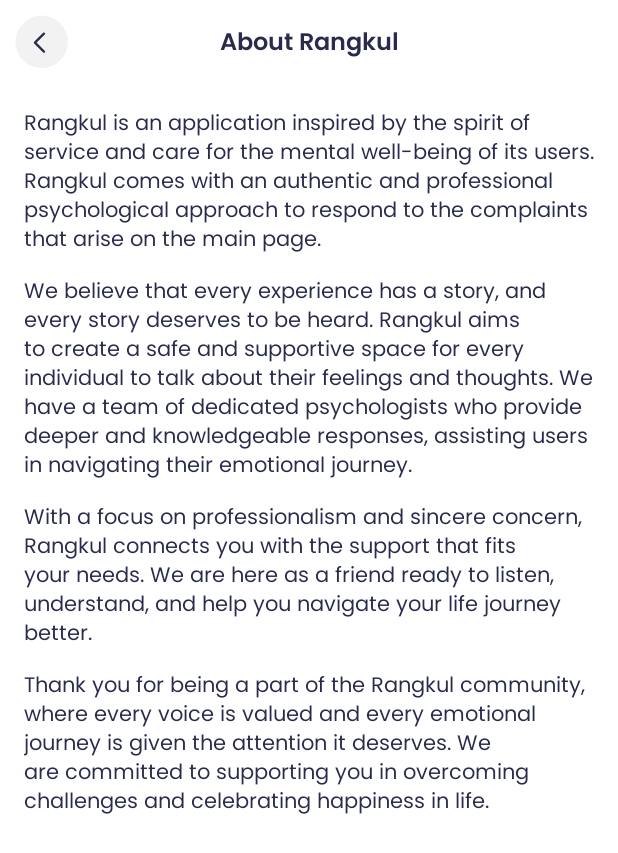
After one commit to adityabudimansyah/Rangkul, an Android app: the AboutActivity screen opened directly, with no data from a screen before it, on a phone screen of 412 x 824 dp. The commit adds this screen. Shown: the top 853 px of the screen. Run offline under Robolectric (Android 15) with nearby library versions, the phone set to English and light mode, and no system bars.

Commit message:
Rangkul Final

```diff
--- a/app/src/main/AndroidManifest.xml
+++ b/app/src/main/AndroidManifest.xml
@@ -13,6 +13,9 @@
         android:supportsRtl="true"
         android:theme="@style/Theme.Rangkul"
         tools:targetApi="tiramisu">
+        <activity
+            android:name=".ui.profile.AboutActivity"
+            android:exported="false" />
         <activity
             android:name=".ui.search.SearchAccountActivity"
             android:exported="false" />
--- a/app/src/main/java/com/example/rangkul/data/model/UserData.kt
+++ b/app/src/main/java/com/example/rangkul/data/model/UserData.kt
@@ -18,5 +18,4 @@
     var gender: String? = null,
     var birthDate: Date? = null,
     val badge: String = "",
-    var telephone: Long? = null,
 ): Parcelable
--- a/app/src/main/java/com/example/rangkul/ui/comment/CommentOptionsBottomSheetFragment.kt
+++ b/app/src/main/java/com/example/rangkul/ui/comment/CommentOptionsBottomSheetFragment.kt
@@ -312,21 +312,21 @@
             binding.tvReport.hide()
             binding.tvLikeCountVisibility.hide()
             binding.tvCommentVisibility.hide()
-            binding.tvEditPost.hide()
+//            binding.tvEditPost.hide()
             binding.tvDelete.show()
         } else if (objectPost.type == "Anonymous" && objectPost.createdBy == objectComment.commentedBy ) {
             binding.tvFollow.hide()
             binding.tvSeeAccount.hide()
             binding.tvLikeCountVisibility.hide()
             binding.tvCommentVisibility.hide()
-            binding.tvEditPost.hide()
+//            binding.tvEditPost.hide()
             binding.tvReport.show()
             binding.tvDelete.hide()
         } else {
             binding.tvFollow.show()
             binding.tvSeeAccount.show()
             binding.tvReport.show()
-            binding.tvEditPost.hide()
+//            binding.tvEditPost.hide()
             binding.tvDelete.hide()
             binding.tvLikeCountVisibility.hide()
             binding.tvCommentVisibility.hide()
--- a/app/src/main/java/com/example/rangkul/ui/createpost/SelectCategoryActivity.kt
+++ b/app/src/main/java/com/example/rangkul/ui/createpost/SelectCategoryActivity.kt
@@ -35,14 +35,13 @@
             intent.putExtra("SELECTED_CATEGORY", selectedCategory)
             startActivity(intent)
         }
-
     }
 
     private fun setupChip() {
         val categoryList =
             arrayListOf("Mental Health", "Body Shaming", "Depression", "Bullying", "Harassment", "Abuse",
             "Addiction", "Health", "Work", "Education", "Family", "Anxiety", "Personality", "Discrimination",
-            "Racist", "Friends", "Sara", "Relationships", "Financial", "Traumatic", "Others")
+            "Racist", "Friends", "Sara", "Relationship", "Financial", "Traumatic", "Others")
         for (name in categoryList) {
             val chip = createChip(name)
             binding.chipGroupCategory.addView(chip)
--- a/app/src/main/java/com/example/rangkul/ui/post/PostOptionsBottomSheetFragment.kt
+++ b/app/src/main/java/com/example/rangkul/ui/post/PostOptionsBottomSheetFragment.kt
@@ -303,7 +303,7 @@
     private fun setOptionsVisibility() {
         if (objectPost.createdBy == currentUserData().userId) {
             binding.tvDelete.show()
-            binding.tvEditPost.hide()
+//            binding.tvEditPost.hide()
             binding.tvLikeCountVisibility.hide() //ubah dari show ke hide untuk skripsi
             binding.tvCommentVisibility.hide() //ubah dari show ke hide untuk skripsi
             binding.tvReport.hide()
@@ -311,7 +311,7 @@
             binding.tvSeeAccount.hide()
         } else if (objectPost.type == "Anonymous") {
             binding.tvDelete.hide()
-            binding.tvEditPost.hide()
+//            binding.tvEditPost.hide()
             binding.tvLikeCountVisibility.hide()
             binding.tvCommentVisibility.hide()
             binding.tvReport.show()
@@ -320,7 +320,7 @@
         }
         else {
             binding.tvDelete.hide()
-            binding.tvEditPost.hide()
+//            binding.tvEditPost.hide()
             binding.tvLikeCountVisibility.hide()
             binding.tvCommentVisibility.hide()
             binding.tvReport.show()
--- /dev/null
+++ b/app/src/main/java/com/example/rangkul/ui/profile/AboutActivity.kt
@@ -0,0 +1,27 @@
+package com.example.rangkul.ui.profile
+
+import androidx.appcompat.app.AppCompatActivity
+import android.os.Bundle
+import com.example.rangkul.R
+import com.example.rangkul.databinding.ActivityAboutBinding
+import com.example.rangkul.databinding.ActivityEditProfileBinding
+
+class AboutActivity : AppCompatActivity() {
+    private lateinit var binding: ActivityAboutBinding
+    override fun onCreate(savedInstanceState: Bundle?) {
+        super.onCreate(savedInstanceState)
+        binding = ActivityAboutBinding.inflate(layoutInflater)
+        setContentView(binding.root)
+        setToolbar()
+    }
+    private fun setToolbar() {
+        setSupportActionBar(binding.toolbar)
+        supportActionBar?.setDisplayHomeAsUpEnabled(true)
+        supportActionBar?.setHomeAsUpIndicator(R.drawable.ic_back_grey)
+        supportActionBar?.setDisplayShowTitleEnabled(false)
+    }
+    override fun onSupportNavigateUp(): Boolean {
+        finish()
+        return true
+    }
+}
--- a/app/src/main/java/com/example/rangkul/ui/profile/SettingsActivity.kt
+++ b/app/src/main/java/com/example/rangkul/ui/profile/SettingsActivity.kt
@@ -27,5 +27,10 @@
                 startActivity(intent)
             }
         }
+
+        binding.btAbout.setOnClickListener {
+            val intent = Intent(this@SettingsActivity, AboutActivity::class.java)
+            startActivity(intent)
+        }
     }
 }
--- /dev/null
+++ b/app/src/main/res/layout/activity_about.xml
@@ -0,0 +1,103 @@
+<?xml version="1.0" encoding="utf-8"?>
+<androidx.constraintlayout.widget.ConstraintLayout xmlns:android="http://schemas.android.com/apk/res/android"
+    xmlns:app="http://schemas.android.com/apk/res-auto"
+    xmlns:tools="http://schemas.android.com/tools"
+    android:layout_width="match_parent"
+    android:layout_height="match_parent"
+    tools:context=".ui.profile.AboutActivity">
+
+    <androidx.appcompat.widget.Toolbar
+        android:id="@+id/toolbar"
+        android:layout_width="match_parent"
+        android:layout_height="?attr/actionBarSize"
+        app:layout_constraintEnd_toEndOf="parent"
+        app:layout_constraintStart_toStartOf="parent"
+        app:layout_constraintTop_toTopOf="parent">
+
+        <androidx.appcompat.widget.AppCompatTextView
+            android:id="@+id/tvTitleToolbar"
+            android:layout_width="wrap_content"
+            android:layout_height="wrap_content"
+            android:layout_gravity="center"
+            android:fontFamily="@font/poppins_semibold"
+            android:includeFontPadding="false"
+            android:text="About Rangkul"
+            android:textAlignment="center"
+            android:textColor="@color/textBlack"
+            android:textSize="16sp"
+            app:layout_constraintStart_toStartOf="parent"
+            app:layout_constraintTop_toBottomOf="@+id/toolbar" />
+    </androidx.appcompat.widget.Toolbar>
+
+    <androidx.core.widget.NestedScrollView
+        android:layout_width="match_parent"
+        android:layout_height="wrap_content"
+        android:scrollbars="none"
+        android:layout_marginHorizontal="@dimen/safe_margin"
+        app:layout_constraintEnd_toEndOf="parent"
+        app:layout_constraintStart_toStartOf="parent"
+        app:layout_constraintTop_toBottomOf="@+id/toolbar">
+
+        <androidx.constraintlayout.widget.ConstraintLayout
+            android:layout_width="match_parent"
+            android:layout_height="wrap_content">
+
+            <androidx.appcompat.widget.AppCompatTextView
+                android:id="@+id/tvTitle1"
+                android:layout_width="match_parent"
+                android:layout_height="wrap_content"
+                android:text="@string/description_about_1"
+                android:layout_marginTop="@dimen/safe_margin"
+                android:fontFamily="@font/poppins_regular"
+                android:includeFontPadding="false"
+                android:textAlignment="textStart"
+                android:textColor="@color/textBlack"
+                android:textSize="14sp"
+                app:layout_constraintStart_toStartOf="parent"
+                app:layout_constraintTop_toTopOf="parent"/>
+
+            <androidx.appcompat.widget.AppCompatTextView
+                android:id="@+id/tvTitle2"
+                android:layout_width="match_parent"
+                android:layout_height="wrap_content"
+                android:text="@string/description_about_2"
+                android:layout_marginTop="@dimen/space_between"
+                android:fontFamily="@font/poppins_regular"
+                android:includeFontPadding="false"
+                android:textAlignment="textStart"
+                android:textColor="@color/textBlack"
+                android:textSize="14sp"
+                app:layout_constraintStart_toStartOf="parent"
+                app:layout_constraintTop_toBottomOf="@+id/tvTitle1"/>
+
+            <androidx.appcompat.widget.AppCompatTextView
+                android:id="@+id/tvTitle3"
+                android:layout_width="match_parent"
+                android:layout_height="wrap_content"
+                android:text="@string/description_about_3"
+                android:layout_marginTop="@dimen/space_between"
+                android:fontFamily="@font/poppins_regular"
+                android:includeFontPadding="false"
+                android:textAlignment="textStart"
+                android:textColor="@color/textBlack"
+                android:textSize="14sp"
+                app:layout_constraintStart_toStartOf="parent"
+                app:layout_constraintTop_toBottomOf="@+id/tvTitle2"/>
+
+            <androidx.appcompat.widget.AppCompatTextView
+                android:id="@+id/tvTitle4"
+                android:layout_width="match_parent"
+                android:layout_height="wrap_content"
+                android:text="@string/description_about_4"
+                android:layout_marginTop="@dimen/space_between"
+                android:fontFamily="@font/poppins_regular"
+                android:includeFontPadding="false"
+                android:textAlignment="textStart"
+                android:textColor="@color/textBlack"
+                android:textSize="14sp"
+                app:layout_constraintStart_toStartOf="parent"
+                app:layout_constraintTop_toBottomOf="@+id/tvTitle3"/>
+        </androidx.constraintlayout.widget.ConstraintLayout>
+    </androidx.core.widget.NestedScrollView>
+
+</androidx.constraintlayout.widget.ConstraintLayout>
--- a/app/src/main/res/layout/activity_login_with_email.xml
+++ b/app/src/main/res/layout/activity_login_with_email.xml
@@ -147,7 +147,6 @@
             app:layout_constraintEnd_toEndOf="parent"
             app:layout_constraintStart_toStartOf="parent"
             app:layout_constraintTop_toTopOf="parent" />
-
     </androidx.constraintlayout.widget.ConstraintLayout>
 
     <LinearLayout
@@ -164,7 +163,7 @@
             android:layout_width="wrap_content"
             android:layout_height="wrap_content"
             android:fontFamily="@font/poppins_regular"
-            android:text="Don’t have an account?"
+            android:text="Don't have an account?"
             android:textColor="@color/greenPrimary"
             android:textSize="16sp"/>
 
@@ -179,5 +178,4 @@
             android:textSize="16sp"/>
 
     </LinearLayout>
-
 </androidx.constraintlayout.widget.ConstraintLayout>
--- a/app/src/main/res/values/strings.xml
+++ b/app/src/main/res/values/strings.xml
@@ -41,7 +41,10 @@
     <string name="description_no_liked_post">Your liked post will be display here</string>
     <string name="title_report_successful">Thanks for reporting</string>
     <string name="description_report_successful">We will first review your report, to investigate whether\nit violates our rules. Thank you for helping us\nimprove the app.</string>
-
+    <string name="description_about_1">Rangkul is an application inspired by the spirit of service and care for the mental well-being of its users. Rangkul comes with an authentic and professional psychological approach to respond to the complaints that arise on the main page.</string>
+    <string name="description_about_2">We believe that every experience has a story, and every story deserves to be heard. Rangkul aims to create a safe and supportive space for every individual to talk about their feelings and thoughts. We have a team of dedicated psychologists who provide deeper and knowledgeable responses, assisting users in navigating their emotional journey.</string>
+    <string name="description_about_3">With a focus on professionalism and sincere concern, Rangkul connects you with the support that fits your needs. We are here as a friend ready to listen, understand, and help you navigate your life journey better.</string>
+    <string name="description_about_4">Thank you for being a part of the Rangkul community, where every voice is valued and every emotional journey is given the attention it deserves. We are committed to supporting you in overcoming challenges and celebrating happiness in life.</string>
     <!-- Report options array-->
     <string-array name="title_report_options">
         <item>Spam</item>
```
Also changed, not shown: app/src/main/java/com/example/rangkul/ui/authentication/LoginWithEmailActivity.kt (+5 -4 lines), app/src/main/java/com/example/rangkul/ui/authentication/SignupWithEmailActivity.kt (+7 -2 lines), app/src/main/java/com/example/rangkul/ui/profile/EditProfileActivity.kt (+4 -20 lines), app/src/main/java/com/example/rangkul/ui/profile/VisitedProfileActivity.kt (+4 -4 lines), app/src/main/res/layout/activity_edit_profile.xml (+1 -34 lines), app/src/main/res/layout/activity_settings.xml (+18 -0 lines), app/src/main/res/layout/activity_signup_with_email.xml (+31 -1 lines), app/src/main/res/layout/activity_visited_profile.xml (+18 -18 lines), app/src/main/res/layout/dialog_bottom_options.xml (+18 -18 lines), app/src/main/res/layout/item_follow_list.xml (+6 -6 lines).
